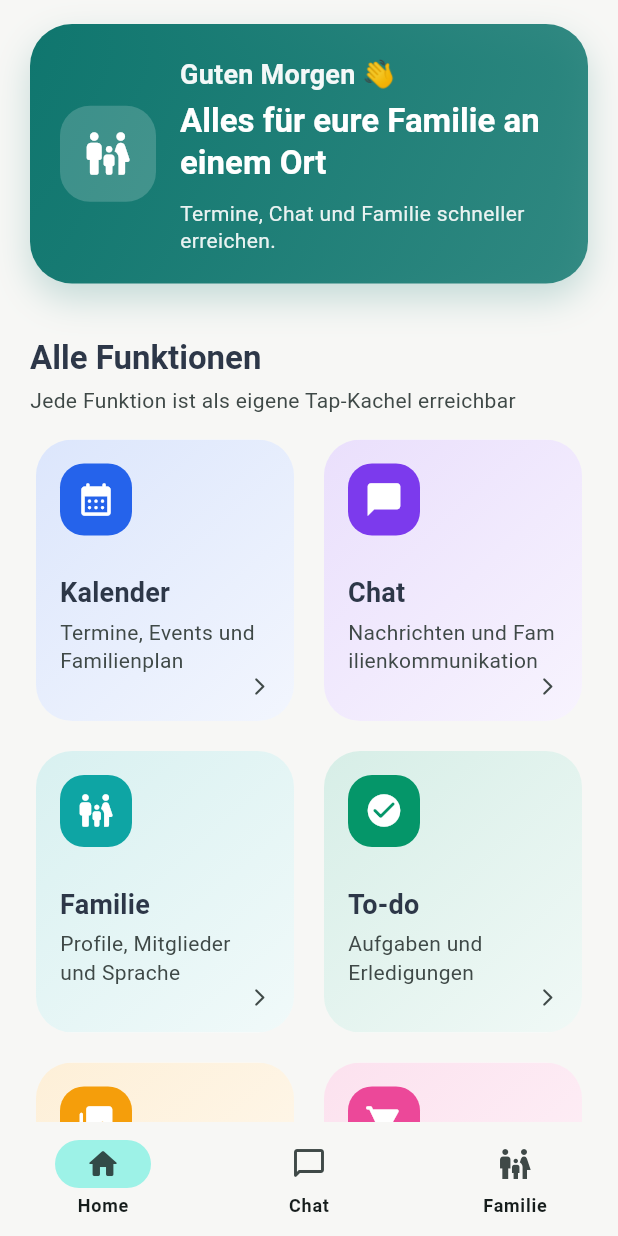
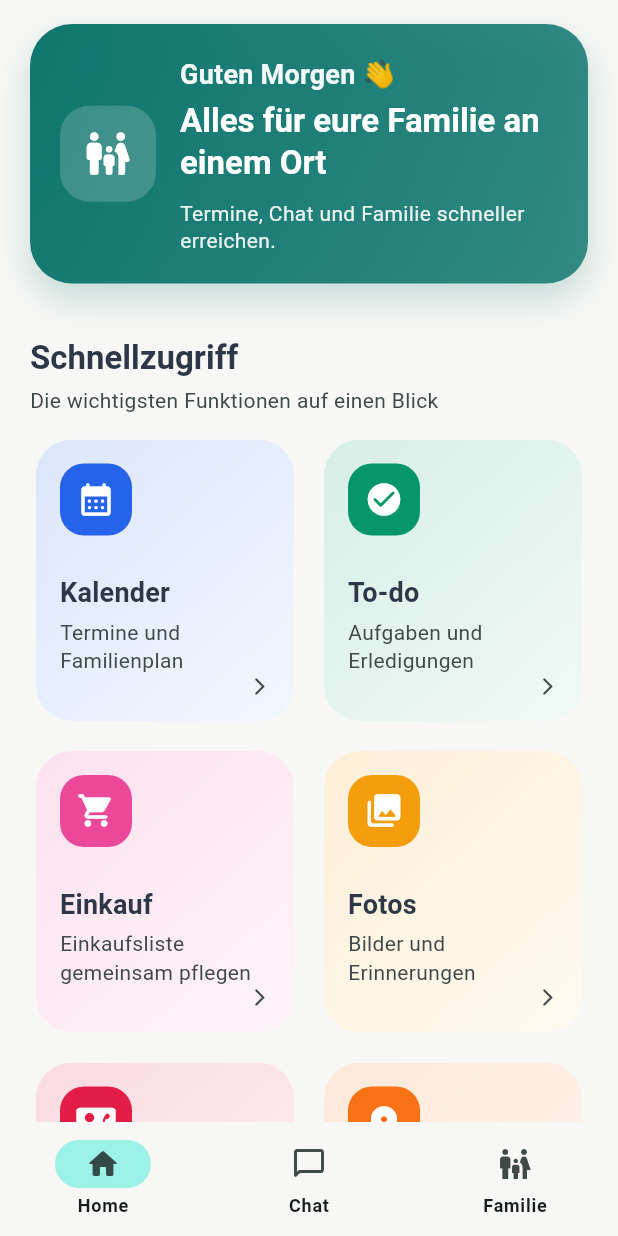
Before and after one commit to fatihbucak56-beep/Parentpeak, a Flutter app: the screen it shows after launch, on a phone screen of 412 x 824 dp. Run offline on Flutter 3.47's test engine with Material 3 defaults, Android fonts, the phone set to English and light mode, and no system bars; our stand-ins replace flutter_dotenv, flutter_local_notifications, flutter_secure_storage, google_generative_ai, shared_preferences, timezone.

Commit message:
refactor(home): reduce redundant tiles and modernize quick access

```diff
--- a/lib/ui/home_screen.dart
+++ b/lib/ui/home_screen.dart
@@ -1,17 +1,10 @@
 import 'package:flutter/material.dart';
 import 'package:trusted_circle_demo/main.dart';
 import 'package:trusted_circle_demo/l10n/app_localizations_all.dart';
-import 'package:trusted_circle_demo/ui/chat_screen.dart';
-import 'package:trusted_circle_demo/ui/family_profile_screen.dart';
 import 'package:trusted_circle_demo/ui/contacts_screen.dart';
-import 'package:trusted_circle_demo/ui/create_event_screen.dart';
 import 'package:trusted_circle_demo/ui/device_management_screen.dart';
-import 'package:trusted_circle_demo/models/meetup_event.dart';
 import 'package:trusted_circle_demo/models/trusted_device.dart';
 import 'package:trusted_circle_demo/ui/location_screen.dart';
-import 'package:trusted_circle_demo/ui/marketplace_screen.dart';
-import 'package:trusted_circle_demo/ui/meetup_screen.dart';
-import 'package:trusted_circle_demo/ui/payment_screen.dart';
 import 'package:trusted_circle_demo/ui/photos_screen.dart';
 import 'package:trusted_circle_demo/ui/safety_guide_screen.dart';
 import 'package:trusted_circle_demo/ui/shopping_screen.dart';
@@ -78,24 +71,10 @@ class _HomeScreenState extends State<HomeScreen> {
     final featureActions = <_FeatureAction>[
       _FeatureAction(
         label: 'Kalender',
-        description: 'Termine, Events und Familienplan',
+        description: 'Termine und Familienplan',
         icon: Icons.calendar_month_rounded,
         color: const Color(0xFF2563EB),
         builder: (_) => const CalendarScreen(),
-      ),
-      _FeatureAction(
-        label: 'Chat',
-        description: 'Nachrichten und Familienkommunikation',
-        icon: Icons.chat_bubble_rounded,
-        color: const Color(0xFF7C3AED),
-        builder: (_) => const ChatScreen(),
-      ),
-      _FeatureAction(
-        label: 'Familie',
-        description: 'Profile, Mitglieder und Sprache',
-        icon: Icons.family_restroom_rounded,
-        color: const Color(0xFF0EA5A4),
-        builder: (_) => const FamilyProfileScreen(),
       ),
       _FeatureAction(
         label: 'To-do',
@@ -105,18 +84,18 @@ class _HomeScreenState extends State<HomeScreen> {
         builder: (_) => const TodoScreen(),
       ),
       _FeatureAction(
+        label: 'Einkauf',
+        description: 'Einkaufsliste gemeinsam pflegen',
+        icon: Icons.shopping_cart_rounded,
+        color: const Color(0xFFEC4899),
+        builder: (_) => const ShoppingScreen(),
+      ),
+      _FeatureAction(
         label: 'Fotos',
         description: 'Bilder und Erinnerungen',
         icon: Icons.photo_library_rounded,
         color: const Color(0xFFF59E0B),
         builder: (_) => const PhotosScreen(),
-      ),
-      _FeatureAction(
-        label: 'Shopping',
-        description: 'Einkaufsliste gemeinsam pflegen',
-        icon: Icons.shopping_cart_rounded,
-        color: const Color(0xFFEC4899),
-        builder: (_) => const ShoppingScreen(),
       ),
       _FeatureAction(
         label: 'Kontakte',
@@ -131,20 +110,6 @@ class _HomeScreenState extends State<HomeScreen> {
         icon: Icons.location_on_rounded,
         color: const Color(0xFFF97316),
         builder: (_) => const LocationScreen(),
-      ),
-      _FeatureAction(
-        label: 'Meetups',
-        description: 'Gemeinsame Aktivitäten und Treffen',
-        icon: Icons.groups_rounded,
-        color: const Color(0xFF10B981),
-        builder: (_) => const MeetupScreen(),
-      ),
-      _FeatureAction(
-        label: 'Marktplatz',
-        description: 'Nachhilfe, Betreuung und Verkaufen',
-        icon: Icons.storefront_rounded,
-        color: const Color(0xFF4F46E5),
-        builder: (_) => const MarketplaceScreen(),
       ),
       _FeatureAction(
         label: 'Geräte',
@@ -164,39 +129,7 @@ class _HomeScreenState extends State<HomeScreen> {
         builder: (_) => const SafetyGuideScreen(),
       ),
       _FeatureAction(
-        label: 'Payment',
-        description: 'Zahlung und Abrechnung',
-        icon: Icons.payments_rounded,
-        color: const Color(0xFF14B8A6),
-        builder: (_) => PaymentScreen(
-          event: MeetupEvent(
-            id: 'home-payment-demo',
-            hosterId: 'host_demo_001',
-            title: 'Parentpeak Familien-Event',
-            description: 'Demo-Zahlung aus der Home-Übersicht',
-            category: EventCategory.socialGathering,
-            ageGroups: const [AgeGroup.mixed],
-            location: 'Berlin, Deutschland',
-            latitude: 52.52,
-            longitude: 13.405,
-            eventDate: DateTime.now().add(const Duration(days: 7)),
-            createdAt: DateTime.now(),
-            maxParticipants: 20,
-            photoUrl: 'https://via.placeholder.com/300x200?text=Parentpeak',
-            price: 2.99,
-          ),
-          amount: 2.99,
-        ),
-      ),
-      _FeatureAction(
-        label: 'Event',
-        description: 'Neues Familien-Event erstellen',
-        icon: Icons.add_circle_rounded,
-        color: const Color(0xFF8B5CF6),
-        builder: (_) => const CreateEventScreen(),
-      ),
-      _FeatureAction(
-        label: 'Backend',
+        label: 'Systemstatus',
         description: 'API-Verbindung und Endpunkte prüfen',
         icon: Icons.cloud_sync_rounded,
         color: const Color(0xFF0F766E),
@@ -226,9 +159,8 @@ class _HomeScreenState extends State<HomeScreen> {
               child: Padding(
                 padding: const EdgeInsets.fromLTRB(20, 24, 20, 12),
                 child: _buildSectionHeader(
-                  title: 'Alle Funktionen',
-                  subtitle:
-                      'Jede Funktion ist als eigene Tap-Kachel erreichbar',
+                  title: 'Schnellzugriff',
+                  subtitle: 'Die wichtigsten Funktionen auf einen Blick',
                 ),
               ),
             ),
```
